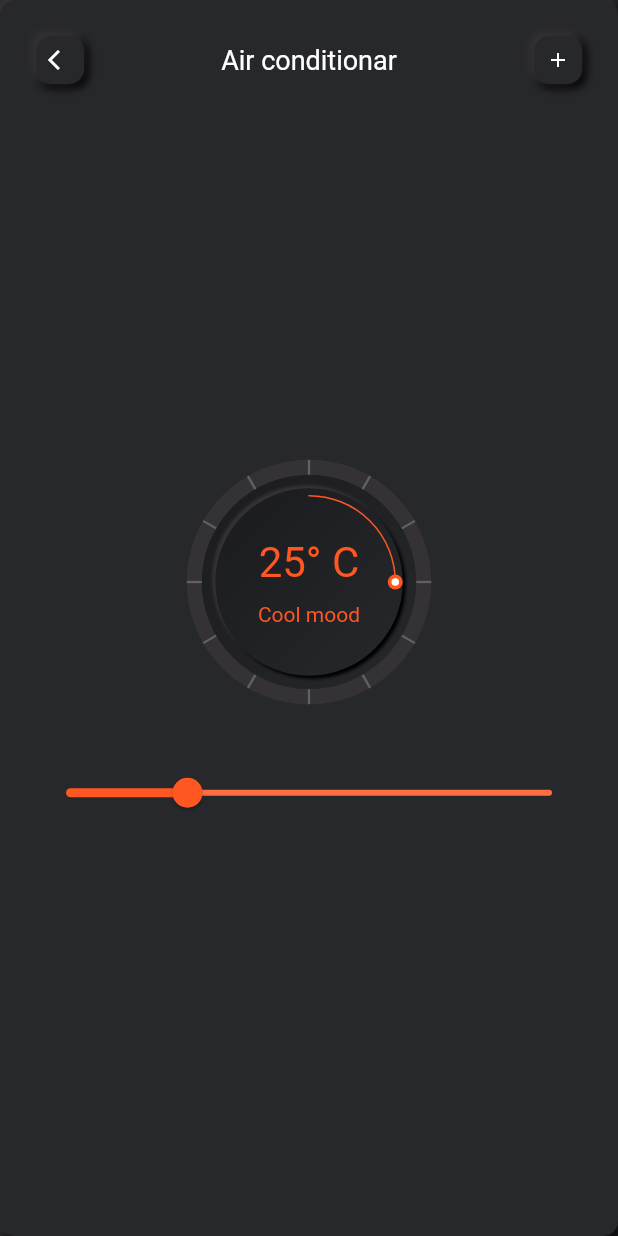
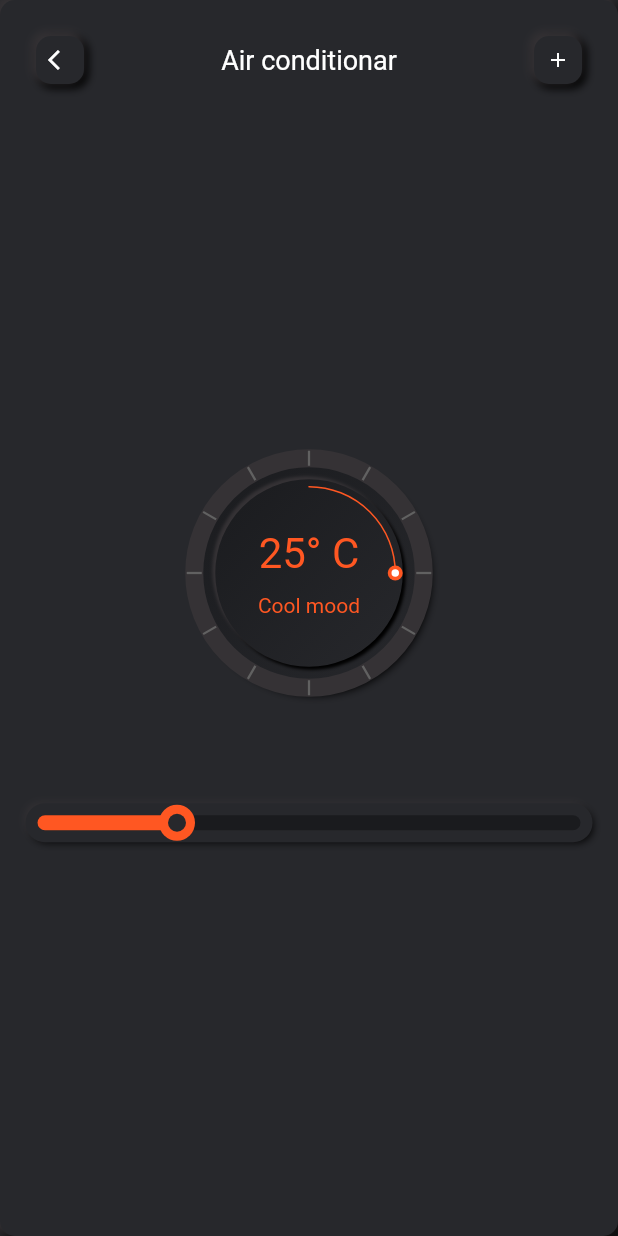
Before and after one commit to Ajit121/smart_home, a Flutter app: the screen it shows after launch, after a tap on "Air conditionar", on a phone screen of 412 x 824 dp. Run offline on Flutter 3.47's test engine with Material 2 defaults, Android fonts, the phone set to English and light mode, and no system bars; our stand-ins replace flutter_svg.

Commit message:
Custom tempreture seekbar and tempreture dial gesture tempreture

```diff
--- /dev/null
+++ b/lib/RadialDragGestureDetector.dart
@@ -0,0 +1,104 @@
+import 'dart:math';
+
+import 'package:flutter/material.dart';
+
+/// Gesture detector that reports user drags in terms of [PolarCoord]s with the
+/// origin at the center of the provided [child].
+///
+/// [PolarCoord]s are comprised of an angle and a radius (distance).
+///
+/// Use [onRadialDragStart], [onRadialDragUpdate], and [onRadialDragEnd] to
+/// react to the respective radial drag events.
+class RadialDragGestureDetector extends StatefulWidget {
+  final RadialDragStart onRadialDragStart;
+  final RadialDragUpdate onRadialDragUpdate;
+  final RadialDragEnd onRadialDragEnd;
+  final Widget child;
+
+  RadialDragGestureDetector({
+    this.onRadialDragStart,
+    this.onRadialDragUpdate,
+    this.onRadialDragEnd,
+    this.child,
+  });
+
+  @override
+  _RadialDragGestureDetectorState createState() => new _RadialDragGestureDetectorState();
+}
+
+class _RadialDragGestureDetectorState extends State<RadialDragGestureDetector> {
+  _onPanStart(DragStartDetails details) {
+    if (null != widget.onRadialDragStart) {
+      final polarCoord = _polarCoordFromGlobalOffset(details.globalPosition);
+      widget.onRadialDragStart(polarCoord);
+    }
+  }
+
+  _onPanUpdate(DragUpdateDetails details) {
+    if (null != widget.onRadialDragUpdate) {
+      final polarCoord = _polarCoordFromGlobalOffset(details.globalPosition);
+      widget.onRadialDragUpdate(polarCoord);
+    }
+  }
+
+  _onPanEnd(DragEndDetails details) {
+    if (null != widget.onRadialDragEnd) {
+      widget.onRadialDragEnd();
+    }
+  }
+
+  _polarCoordFromGlobalOffset(globalOffset) {
+    // Convert the user's global touch offset to an offset that is local to
+    // this Widget.
+    final localTouchOffset = (context.findRenderObject() as RenderBox).globalToLocal(globalOffset);
+
+    // Convert the local offset to a Point so that we can do math with it.
+    final localTouchPoint = new Point(localTouchOffset.dx, localTouchOffset.dy);
+
+    // Create a Point at the center of this Widget to act as the origin.
+    final originPoint = new Point(context.size.width / 2, context.size.height / 2);
+
+    return new PolarCoord.fromPoints(originPoint, localTouchPoint);
+  }
+
+  @override
+  Widget build(BuildContext context) {
+    return new GestureDetector(
+      onPanStart: _onPanStart,
+      onPanUpdate: _onPanUpdate,
+      onPanEnd: _onPanEnd,
+      child: widget.child,
+    );
+  }
+}
+
+class PolarCoord {
+  final double angle;
+  final double radius;
+
+  factory PolarCoord.fromPoints(Point origin, Point point) {
+    // Subtract the origin from the point to get the vector from the origin
+    // to the point.
+    final vectorPoint = point - origin;
+    final vector = new Offset(vectorPoint.x, vectorPoint.y);
+
+    // The polar coordinate is the angle the vector forms with the x-axis, and
+    // the distance of the vector.
+    return new PolarCoord(
+      vector.direction,
+      vector.distance,
+    );
+  }
+
+  PolarCoord(this.angle, this.radius);
+
+  @override
+  toString() {
+    return 'Polar Coord: ${radius.toStringAsFixed(2)}' +
+        ' at ${(angle / (2 * pi) * 360).toStringAsFixed(2)}°';
+  }
+}
+
+typedef RadialDragStart = Function(PolarCoord startCoord);
+typedef RadialDragUpdate = Function(PolarCoord updateCoord);
+typedef RadialDragEnd = Function();
--- a/lib/device.dart
+++ b/lib/device.dart
@@ -9,6 +9,7 @@ import 'package:smart_home/theme/theme.dart';
 import 'package:vector_math/vector_math.dart' show radians;
 import 'dart:math' as math;
 
+import 'RadialDragGestureDetector.dart';
 
 class DevicePage extends StatelessWidget {
   final Device device;
@@ -130,6 +131,13 @@ class ControllerWidget extends StatefulWidget {
 
 class _ControllerWidgetState extends State<ControllerWidget> {
   double _progress = 25;
+  double _blurRadius = 4;
+  double _spreadRadius = 1;
+  double _offset = 4;
+
+  PolarCoord _startDragCoord;
+  double _startDragPercent;
+  double _currentDragPercent;
 
   @override
   Widget build(BuildContext context) {
@@ -142,31 +150,64 @@ class _ControllerWidgetState extends State<ControllerWidget> {
               tag: '${widget.device.deviceName}tempreture',
               child: Material(
                 color: backgroundColor,
-                child: TempratureDial(
+                child: Container(
+                  decoration: BoxDecoration(
+                    color: backgroundColor,
+                    shape: BoxShape.circle,
+                    boxShadow: [
+                      BoxShadow(
+                          color: Darker,
+                          offset: Offset(_offset, _offset),
+                          blurRadius: _blurRadius,
+                          spreadRadius: _spreadRadius),
+                      BoxShadow(
+                          color: backgroundColor,
+                          offset: Offset(-_offset, -_offset),
+                          blurRadius: _blurRadius,
+                          spreadRadius: _spreadRadius),
+                    ],
+                  ),
+                  child: TempretureDial(
+                    onTempretureUpdateStart: (coord) {
+                      _startDragCoord = coord;
+                      _startDragPercent = _progress;
+                    },
+                    onTempretureUpdate: (coord) {
+                      final dragAngle = coord.angle - _startDragCoord.angle;
+                      final dragPercent = dragAngle / (2 * pi);
+                      print(
+                          'current Drag ${(_startDragPercent + dragPercent) % 1.0}');
+                      setState(() {
+                        _currentDragPercent =
+                            (_startDragPercent + dragPercent) % 1.0;
+                        _progress = _currentDragPercent * 100;
+                      });
+                    },
+                    onTempretureUpdateEnd: () {
+                      setState(() {
+                        //_progress = _currentDragPercent * 100;
+
+                        _currentDragPercent = null;
+                        _startDragCoord = null;
+                        _startDragPercent = 0.0;
+                      });
+                    },
                     tempreture: _progress,
+                  ),
                 ),
               ),
             ),
             SizedBox(
               height: 40,
             ),
+            SizedBox(
+              height: 40,
+            ),
             Hero(
               tag: '${widget.device.deviceName}slider',
-              child: Material(
-                color: backgroundColor,
-                child: Slider(
-                  value: _progress,
-                  onChanged: (progress) {
-                    setState(() {
-                      _progress = progress;
-                    });
-                  },
-                  activeColor: Colors.deepOrange,
-                  inactiveColor: Colors.deepOrangeAccent,
-                  min: 0,
-                  max: 100,
-                ),
-              ),
+              child: Container(
+                  decoration: widgetDecoration,
+                  child: TempretureSlider(tempreture: _progress)),
             ),
           ],
         ),
@@ -175,14 +216,27 @@ class _ControllerWidgetState extends State<ControllerWidget> {
   }
 }
 
-class TempratureDial extends StatelessWidget {
+class TempretureDial extends StatelessWidget {
   double tempreture;
 
-  TempratureDial({this.tempreture});
+  Function(PolarCoord coord) onTempretureUpdate;
+  Function(PolarCoord coord) onTempretureUpdateStart;
+  Function() onTempretureUpdateEnd;
+
+  TempretureDial(
+      {this.tempreture,
+      this.onTempretureUpdateStart,
+      this.onTempretureUpdate,
+      this.onTempretureUpdateEnd});
 
   @override
   Widget build(BuildContext context) {
-    return CustomPaint(
+    return RadialDragGestureDetector(
+      onRadialDragUpdate: onTempretureUpdate,
+      onRadialDragStart: onTempretureUpdateStart,
+      onRadialDragEnd: onTempretureUpdateEnd,
+      child: Container(
+        child: CustomPaint(
           foregroundPainter: TempretureIndicator(tempreture: tempreture),
           child: Container(
             decoration: tempretureDialDecoration(),
@@ -210,6 +264,8 @@ class TempratureDial extends StatelessWidget {
                         style: TextStyle(fontSize: 14, color: accentColor),
                       )
                     ],
+                  ),
+                ),
               ),
             ),
           ),
@@ -284,9 +340,10 @@ class TempretureIndicator extends CustomPainter {
   final double lineHeight = 8;
   final int maxLines = 12;
   final previousPoint = 0.0;
+
   @override
   void paint(Canvas canvas, Size size) {
-    final circleWidth = 10.0;
+    final circleWidth = 12.0;
     Offset center = Offset(size.width / 2, size.height / 2);
     double radius = min(size.width / 2, size.height / 2);
     Paint indicatorPaint = Paint()
@@ -300,7 +357,7 @@ class TempretureIndicator extends CustomPainter {
 
     canvas.save();
 
-    final progressPercentage = tempreture/100;
+    final progressPercentage = tempreture / 100;
 
     final progress = tempreture / 100;
     final thumbAngle = 2 * pi * progress - (pi / 2);
@@ -312,24 +369,18 @@ class TempretureIndicator extends CustomPainter {
     // print('degree  $deg');
     // print('progress $progressPercentage');
     List.generate(maxLines, (i) {
-
-      final lineAngle =2 * pi * progress - (pi / 2);
+      final lineAngle = 2 * pi * progress - (pi / 2);
 
       //print('calculationg $lineAngle  and $thumbAngle');
 
+      final a1 = Offset(0, radius + 5);
+      final b1 = Offset(0, radius - 5);
 
-      final a1 =  Offset(0, radius + 5);
-      final b1 =  Offset(0, radius - 5);
-
-      canvas.drawLine(
-         a1, b1, linePainter);
+      canvas.drawLine(a1, b1, linePainter);
       canvas.rotate(2 * pi / maxLines);
-
-
     });
 
     canvas.restore();
-
   }
 
   @override
@@ -357,3 +408,116 @@ BoxDecoration tempretureDialDecoration() => BoxDecoration(
         begin: Alignment.topLeft,
         end: Alignment.bottomRight,
         colors: [LightBrighter, backgroundColor]));
+
+class TempretureSlider extends StatelessWidget {
+  final tempreture;
+
+  const TempretureSlider({Key key, this.tempreture}) : super(key: key);
+
+  @override
+  Widget build(BuildContext context) {
+    return Container(
+      margin: const EdgeInsets.all(10),
+      decoration: widgetDecoration,
+      child: Stack(
+        children: <Widget>[
+          CustomPaint(
+            foregroundPainter: SliderBackgroundPainter(),
+            child: Container(
+              width: double.infinity,
+            ),
+          ),
+          CustomPaint(
+            foregroundPainter: SliderPainter(tempreture: tempreture),
+            child: Container(
+              width: double.infinity,
+            ),
+          ),
+          CustomPaint(
+            foregroundPainter: SliderHeaderPainter(tempreture: tempreture),
+            child: Container(
+              width: double.infinity,
+            ),
+          ),
+        ],
+      ),
+    );
+  }
+}
+
+class SliderBackgroundPainter extends CustomPainter {
+  final sliderPaint = Paint()
+    ..color = backgroundColor
+    ..style = PaintingStyle.fill
+    ..strokeCap = StrokeCap.round
+    ..strokeWidth = 26;
+
+  final sliderHolePaint = Paint()
+    ..color = LightBrighter
+    ..style = PaintingStyle.fill
+    ..strokeCap = StrokeCap.round
+    ..strokeWidth = 10;
+
+  @override
+  void paint(Canvas canvas, Size size) {
+    final startOffset = Offset(0, 0);
+    //   final progress = (size.width / 100) * tempreture;
+    final endOffset = Offset(size.width, 0);
+    canvas.drawLine(startOffset, endOffset, sliderPaint);
+    canvas.drawLine(startOffset, endOffset, sliderHolePaint);
+  }
+
+  @override
+  bool shouldRepaint(CustomPainter oldDelegate) => true;
+}
+
+class SliderPainter extends CustomPainter {
+  final tempreture;
+
+  final sliderPaint = Paint()
+    ..color = accentColor
+    ..style = PaintingStyle.fill
+    ..strokeCap = StrokeCap.round
+    ..strokeWidth = 10;
+
+  SliderPainter({this.tempreture});
+
+  @override
+  void paint(Canvas canvas, Size size) {
+    final startOffset = Offset(0, 0);
+    final progress = (size.width / 100) * tempreture;
+    final endOffset = Offset(progress, 0);
+    canvas.drawLine(startOffset, endOffset, sliderPaint);
+  }
+
+  @override
+  bool shouldRepaint(CustomPainter oldDelegate) => true;
+}
+
+class SliderHeaderPainter extends CustomPainter {
+  final tempreture;
+
+  final _progressHeaderCirclePaint = Paint()
+    ..strokeWidth = 8
+    ..color = accentColor
+    ..style = PaintingStyle.fill;
+
+  final _progressHeaderHolePaint = Paint()
+    ..strokeWidth = 4
+    ..color = backgroundColor
+    ..style = PaintingStyle.fill;
+
+  SliderHeaderPainter({this.tempreture});
+
+  @override
+  void paint(Canvas canvas, Size size) {
+    final progress = (size.width / 100) * tempreture;
+    final endOffset = Offset(progress, 0);
+    //final radius = min(4)
+    canvas.drawCircle(endOffset, 12, _progressHeaderCirclePaint);
+    canvas.drawCircle(endOffset, 6, _progressHeaderHolePaint);
+  }
+
+  @override
+  bool shouldRepaint(CustomPainter oldDelegate) => true;
+}
--- a/lib/main.dart
+++ b/lib/main.dart
@@ -236,14 +236,8 @@ class _PlacesWidgetState extends State<PlacesWidget> {
         constraints: BoxConstraints(maxHeight: 70),
         child: ListView.builder(
           itemBuilder: (context, index) {
-            return Container(
-              margin: const EdgeInsets.all(10),
-              padding: const EdgeInsets.all(10),
-              decoration: _placeList[index].isTurnedOn
-                  ? widgetSelectedDecoration
-                  : widgetDecoration,
-              child: InkWell(
-                onTap: () {
+            return GestureDetector(
+              onTap: (){
                 setState(() {
                   _placeList.forEach((place) {
                     place.isTurnedOn = false;
@@ -252,6 +246,13 @@ class _PlacesWidgetState extends State<PlacesWidget> {
                   !_placeList[index].isTurnedOn;
                 });
               },
+              child: AnimatedContainer(
+                duration: Duration(milliseconds: 200),
+                margin: const EdgeInsets.all(10),
+                padding: const EdgeInsets.all(10),
+                decoration: _placeList[index].isTurnedOn
+                    ? widgetSelectedDecoration
+                    : widgetDecoration,
                 child: Row(
                   crossAxisAlignment: CrossAxisAlignment.start,
                   children: <Widget>[
```
Lines whose indentation alone changed are shown as unchanged.
